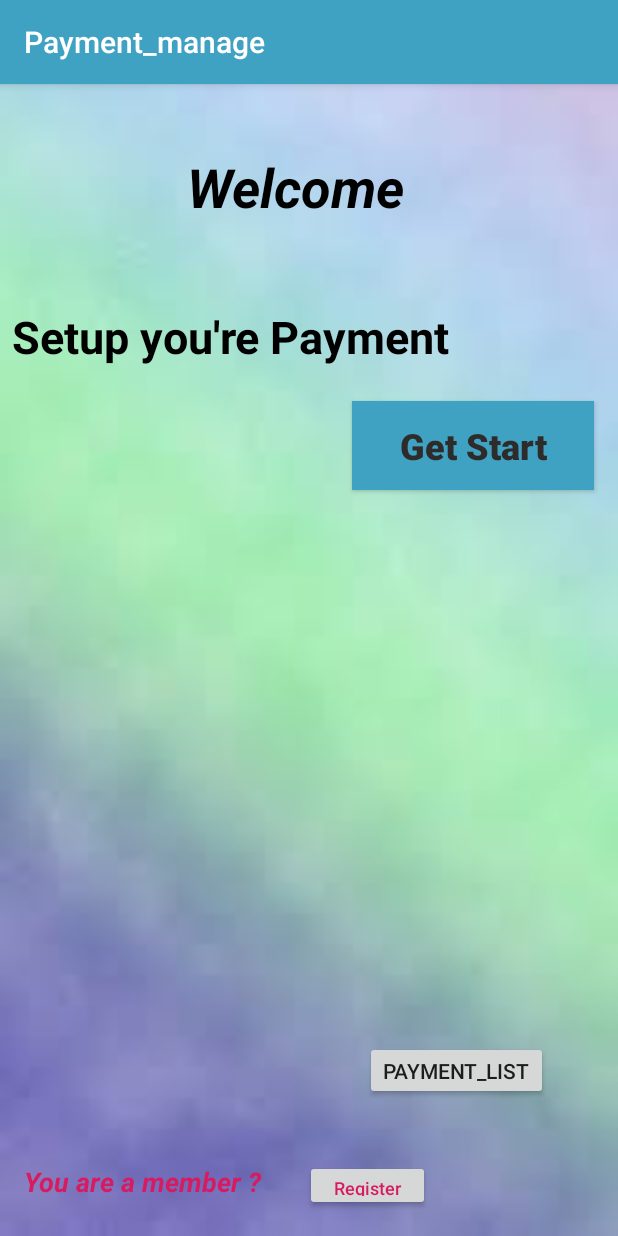
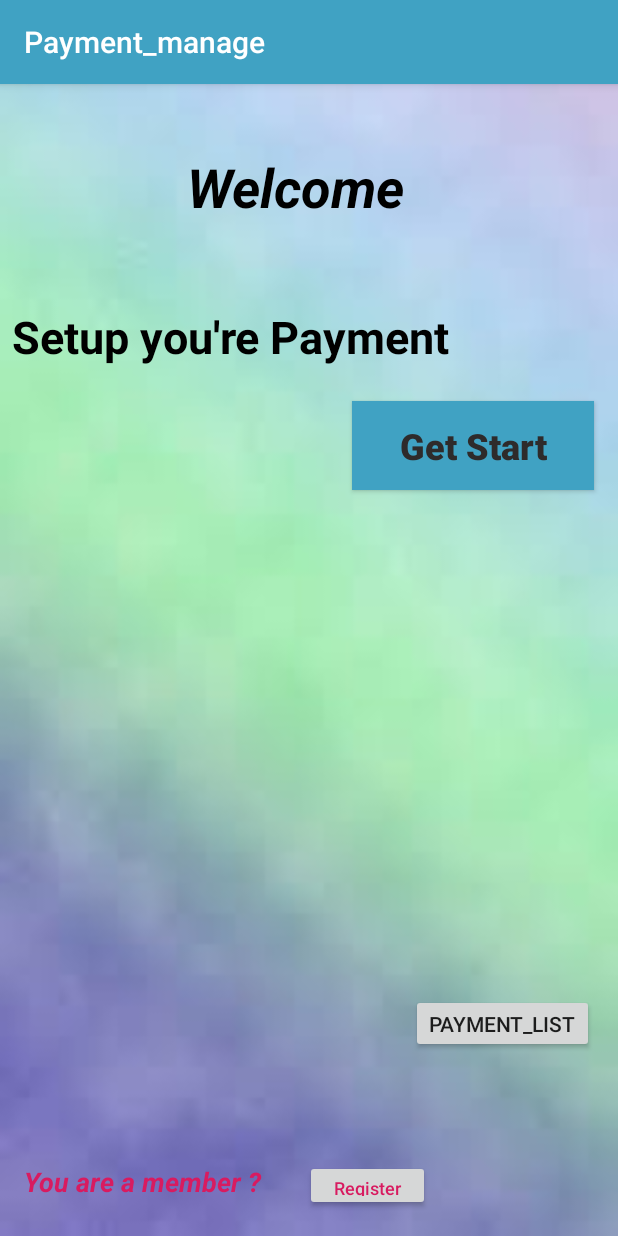
Before and after one commit to Dhananjaya98/PC-Store, an Android app: the screen it shows after launch (main_payment), on a phone screen of 412 x 824 dp. Run offline under Robolectric (Android 15) with nearby library versions, the phone set to English and light mode, and no system bars.

Commit message:
commit 10

```diff
--- a/app/src/main/res/layout/activity_main_payment.xml
+++ b/app/src/main/res/layout/activity_main_payment.xml
@@ -113,9 +113,9 @@
         android:text="@string/pl"
         app:layout_constraintBottom_toBottomOf="parent"
         app:layout_constraintEnd_toEndOf="parent"
-        app:layout_constraintHorizontal_bias="0.858"
+        app:layout_constraintHorizontal_bias="0.97"
         app:layout_constraintStart_toStartOf="parent"
         app:layout_constraintTop_toTopOf="parent"
-        app:layout_constraintVertical_bias="0.884" />
+        app:layout_constraintVertical_bias="0.84" />
 
 </androidx.constraintlayout.widget.ConstraintLayout>
```
